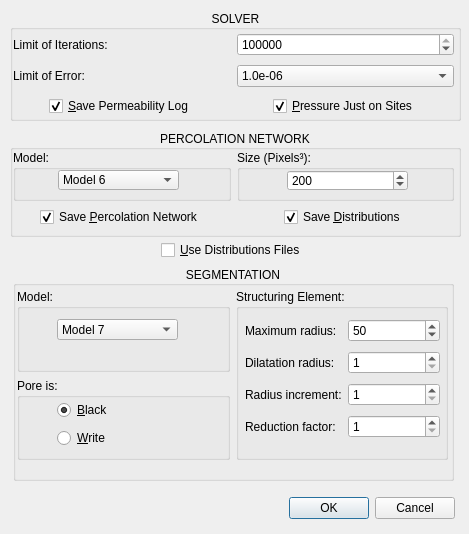
First picture: the form in src/dialogIntrinsicPermeabilityByNetwork.ui, repository ldsc/lvp, before the edit.
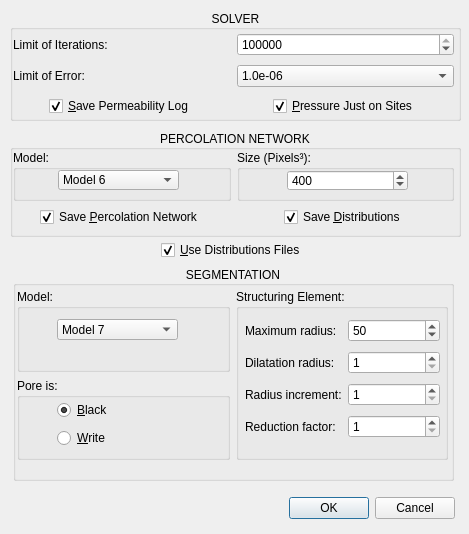
Second picture: the form after the edit. Icons and pictures are not drawn.

What changed in the file:
```diff
--- a/src/dialogIntrinsicPermeabilityByNetwork.ui
+++ b/src/dialogIntrinsicPermeabilityByNetwork.ui
@@ -312,7 +312,7 @@
          <number>10</number>
         </property>
         <property name="value">
-         <number>200</number>
+         <number>400</number>
         </property>
        </widget>
       </widget>
@@ -383,7 +383,7 @@
        <string>&amp;Use Distributions Files</string>
       </property>
       <property name="checked">
-       <bool>false</bool>
+       <bool>true</bool>
       </property>
       <property name="tristate">
        <bool>false</bool>
```
